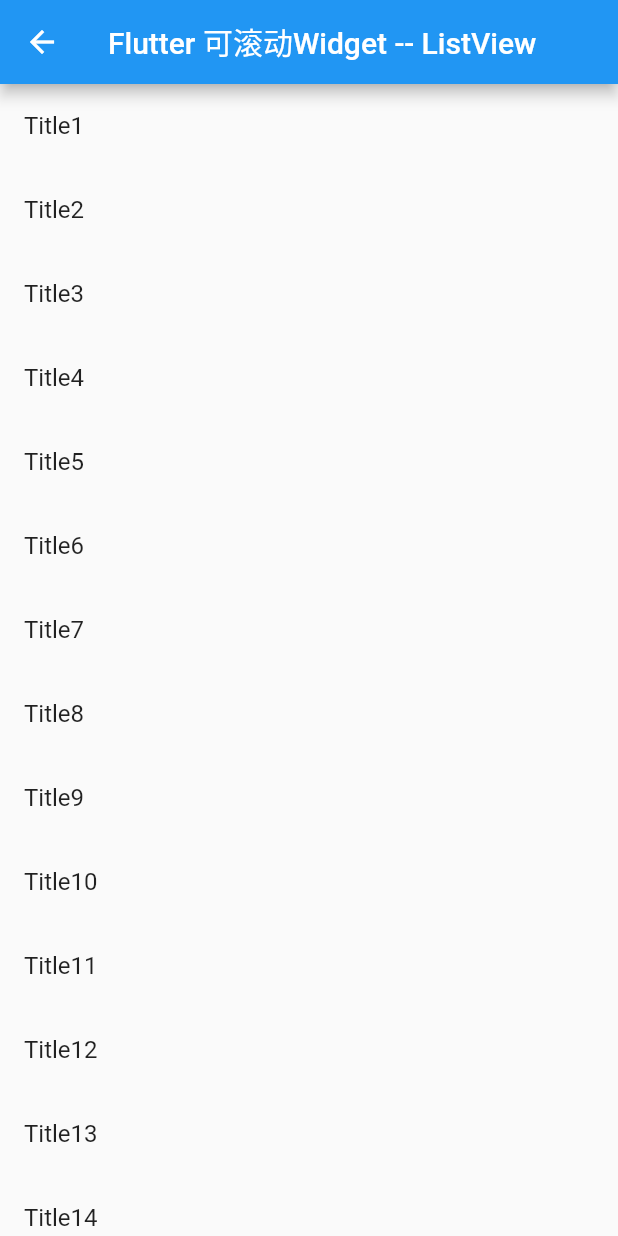
After one commit to KittenCN/flutter_demo, a Flutter app: the ThirdPage screen opened by its route, on a phone screen of 412 x 824 dp. The commit adds this screen. Run offline on Flutter 3.47's test engine with Material 2 defaults, Android fonts, the phone set to English and light mode, and no system bars.

Commit message:
try scrolling listview

```diff
--- a/lib/main.dart
+++ b/lib/main.dart
@@ -1,6 +1,7 @@
 import 'package:flutter/material.dart';
 import 'src/first_page.dart';
 import 'src/second_page.dart';
+import 'src/third_page.dart';
 
 void main() {
   return runApp(const MyApp());
@@ -22,6 +23,10 @@ final menus = [
       name: 'SecondPage',
       route: '/SecondPage',
       builder: (context) => const SecondPage()),
+  Menu(
+      name: 'ThirdPage',
+      route: '/ThirdPage',
+      builder: (context) => const ThirdPage()),
 ];
 
 class MyApp extends StatelessWidget {
--- /dev/null
+++ b/lib/src/third_page.dart
@@ -0,0 +1,42 @@
+import 'package:flutter/material.dart';
+
+main() => runApp(const ThirdPage());
+
+class ThirdPage extends StatefulWidget {
+  const ThirdPage({Key? key}) : super(key: key);
+
+  @override
+  _ThirdPageState createState() => _ThirdPageState();
+}
+
+class _ThirdPageState extends State<ThirdPage> {
+  @override
+  Widget build(BuildContext context) {
+    return Scaffold(
+            appBar:
+                AppBar(title: const Text('Flutter 可滚动Widget -- ListView')),
+            body: ListView(
+              children: const <Widget>[
+                ListTile(title: Text('Title1')),
+                ListTile(title: Text('Title2')),
+                ListTile(title: Text('Title3')),
+                ListTile(title: Text('Title4')),
+                ListTile(title: Text('Title5')),
+                ListTile(title: Text('Title6')),
+                ListTile(title: Text('Title7')),
+                ListTile(title: Text('Title8')),
+                ListTile(title: Text('Title9')),
+                ListTile(title: Text('Title10')),
+                ListTile(title: Text('Title11')),
+                ListTile(title: Text('Title12')),
+                ListTile(title: Text('Title13')),
+                ListTile(title: Text('Title14')),
+                ListTile(title: Text('Title15')),
+                ListTile(title: Text('Title16')),
+                ListTile(title: Text('Title17')),
+                ListTile(title: Text('Title18')),
+                ListTile(title: Text('Title19')),
+              ],
+            ));
+  }
+}
```
Also changed, not shown: lib/src/second_page.dart (+52 -7 lines).
